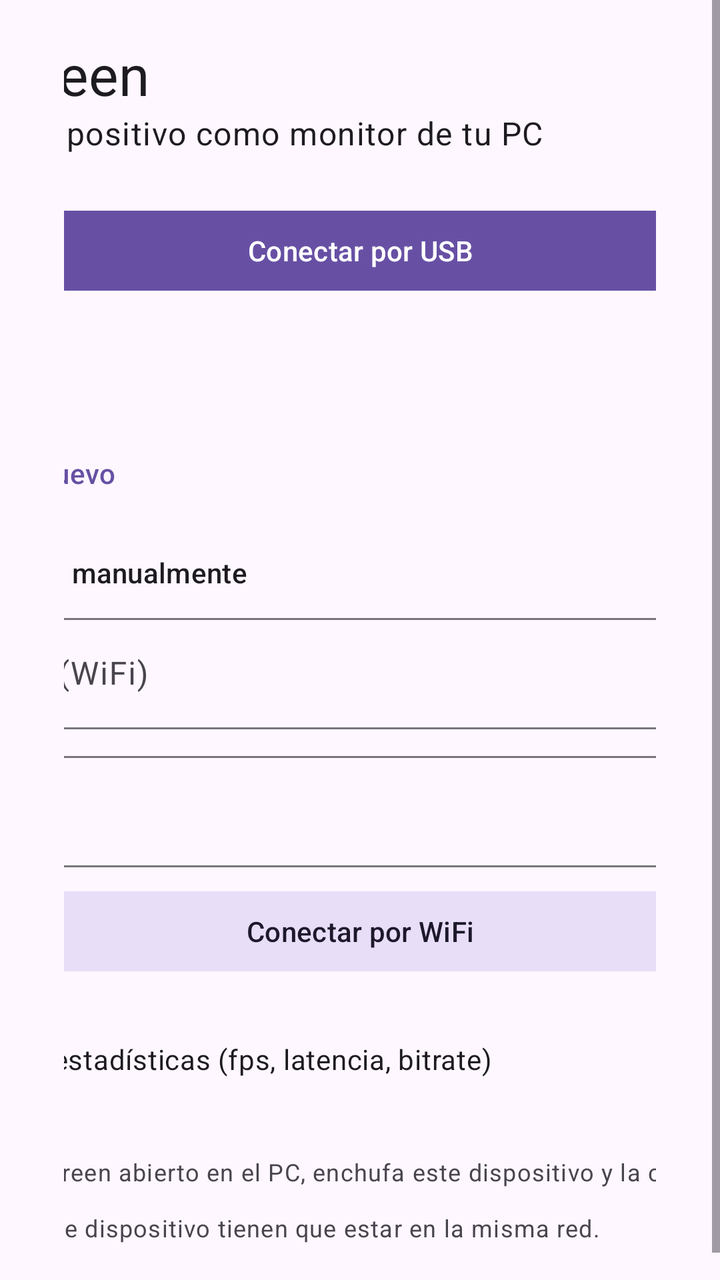
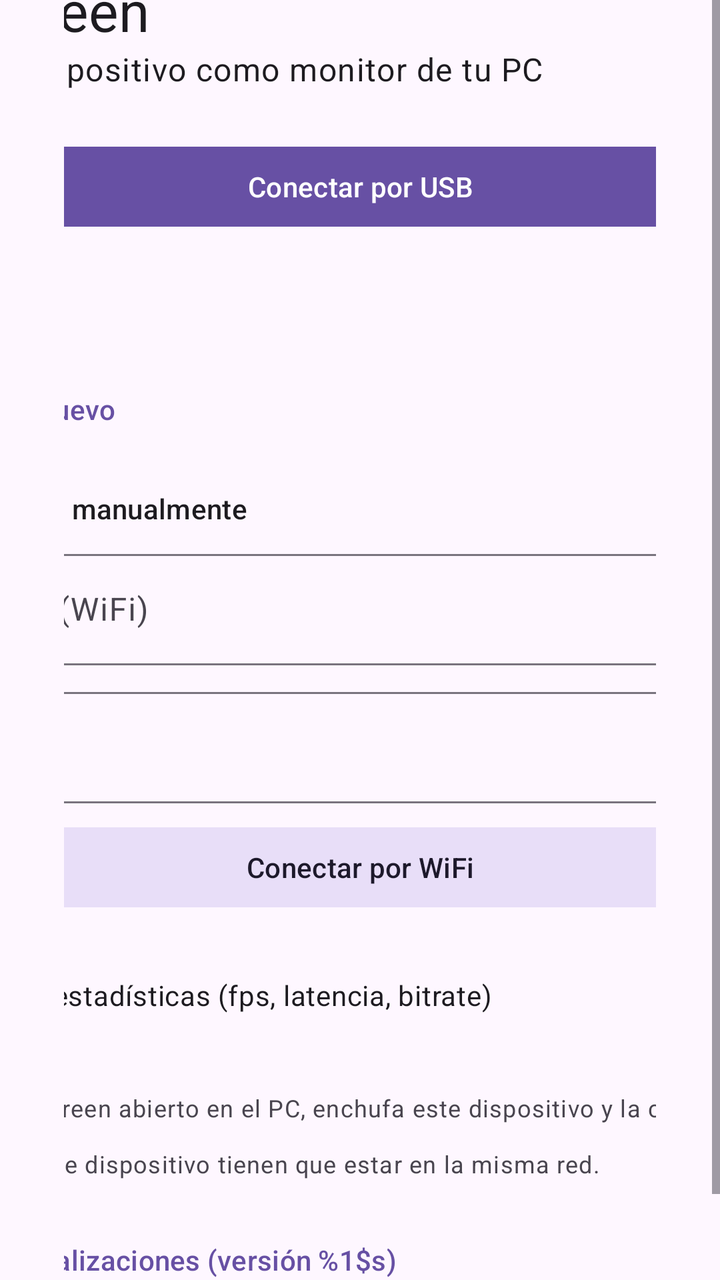

The first picture is an Android layout as it rendered before a commit; the second is the same layout after the commit. The layout source and the unified diff follow.
<!-- AndroidManifest.xml: application theme Theme.NexScreen -->
<!-- res/layout/activity_main.xml -->
<?xml version="1.0" encoding="utf-8"?>
<ScrollView xmlns:android="http://schemas.android.com/apk/res/android"
    android:layout_width="match_parent"
    android:layout_height="match_parent"
    android:fillViewport="true">

    <LinearLayout
        android:layout_width="match_parent"
        android:layout_height="wrap_content"
        android:layout_gravity="center"
        android:gravity="center_horizontal"
        android:orientation="vertical"
        android:padding="32dp">

        <LinearLayout
            android:layout_width="480dp"
            android:layout_height="wrap_content"
            android:orientation="vertical">

            <TextView
                android:layout_width="wrap_content"
                android:layout_height="wrap_content"
                android:text="@string/app_name"
                android:textAppearance="?attr/textAppearanceHeadlineMedium" />

            <TextView
                android:layout_width="wrap_content"
                android:layout_height="wrap_content"
                android:layout_marginBottom="24dp"
                android:text="@string/main_subtitle"
                android:textAppearance="?attr/textAppearanceBodyLarge" />

            <com.google.android.material.button.MaterialButton
                android:id="@+id/connectUsb"
                android:layout_width="match_parent"
                android:layout_height="wrap_content"
                android:text="@string/connect_usb" />

            <TextView
                android:layout_width="wrap_content"
                android:layout_height="wrap_content"
                android:layout_marginTop="24dp"
                android:text="@string/discovery_title"
                android:textAppearance="?attr/textAppearanceTitleSmall" />

            <LinearLayout
                android:id="@+id/discoveredHosts"
                android:layout_width="match_parent"
                android:layout_height="wrap_content"
                android:orientation="vertical" />

            <TextView
                android:id="@+id/discoveryStatus"
                android:layout_width="match_parent"
                android:layout_height="wrap_content"
                android:layout_marginTop="4dp"
                android:textAppearance="?attr/textAppearanceBodySmall" />

            <com.google.android.material.button.MaterialButton
                android:id="@+id/rescan"
                style="@style/Widget.Material3.Button.TextButton"
                android:layout_width="wrap_content"
                android:layout_height="wrap_content"
                android:text="@string/discovery_rescan" />

            <TextView
                android:layout_width="wrap_content"
                android:layout_height="wrap_content"
                android:layout_marginTop="16dp"
                android:text="@string/manual_title"
                android:textAppearance="?attr/textAppearanceTitleSmall" />

            <com.google.android.material.textfield.TextInputLayout
                style="@style/Widget.Material3.TextInputLayout.OutlinedBox"
                android:layout_width="match_parent"
                android:layout_height="wrap_content"
                android:layout_marginTop="8dp"
                android:hint="@string/host_hint">

                <com.google.android.material.textfield.TextInputEditText
                    android:id="@+id/hostInput"
                    android:layout_width="match_parent"
                    android:layout_height="wrap_content"
                    android:imeOptions="actionGo"
                    android:inputType="textUri"
                    android:maxLines="1" />
            </com.google.android.material.textfield.TextInputLayout>

            <com.google.android.material.textfield.TextInputLayout
                style="@style/Widget.Material3.TextInputLayout.OutlinedBox"
                android:layout_width="match_parent"
                android:layout_height="wrap_content"
                android:layout_marginTop="8dp"
                android:hint="@string/port_hint">

                <com.google.android.material.textfield.TextInputEditText
                    android:id="@+id/portInput"
                    android:layout_width="match_parent"
                    android:layout_height="wrap_content"
                    android:inputType="number"
                    android:maxLines="1" />
            </com.google.android.material.textfield.TextInputLayout>

            <com.google.android.material.button.MaterialButton
                android:id="@+id/connectWifi"
                style="@style/Widget.Material3.Button.TonalButton"
                android:layout_width="match_parent"
                android:layout_height="wrap_content"
                android:layout_marginTop="8dp"
                android:text="@string/connect_wifi" />

            <com.google.android.material.checkbox.MaterialCheckBox
                android:id="@+id/showStats"
                android:layout_width="wrap_content"
                android:layout_height="wrap_content"
                android:layout_marginTop="16dp"
                android:text="@string/show_stats" />

            <TextView
                android:layout_width="match_parent"
                android:layout_height="wrap_content"
                android:layout_marginTop="24dp"
                android:text="@string/main_help"
                android:textAppearance="?attr/textAppearanceBodySmall" />
        </LinearLayout>
    </LinearLayout>
</ScrollView>
<!-- resources referenced by this layout -->
<resources>
  <string name="app_name">NexScreen</string>
  <string name="connect_usb">Conectar por USB</string>
  <string name="connect_wifi">Conectar por WiFi</string>
  <string name="discovery_rescan">Buscar de nuevo</string>
  <string name="discovery_title">PCs en la red</string>
  <string name="host_hint">IP del PC (WiFi)</string>
  <string name="main_help">USB: con NexScreen abierto en el PC, enchufa este dispositivo y la conexión arranca sola.\nWiFi: el PC y este dispositivo tienen que estar en la misma red.</string>
  <string name="main_subtitle">Usa este dispositivo como monitor de tu PC</string>
  <string name="manual_title">O ingresa la IP manualmente</string>
  <string name="port_hint">Puerto</string>
  <string name="show_stats">Mostrar estadísticas (fps, latencia, bitrate)</string>
  <style name="Theme.NexScreen" parent="Theme.Material3.DayNight.NoActionBar" />
</resources>

<!-- the commit's change to res/layout/activity_main.xml (unified diff, before → after) -->
@@ -122,6 +122,21 @@
                 android:layout_marginTop="24dp"
                 android:text="@string/main_help"
                 android:textAppearance="?attr/textAppearanceBodySmall" />
+
+            <com.google.android.material.button.MaterialButton
+                android:id="@+id/checkUpdate"
+                style="@style/Widget.Material3.Button.TextButton"
+                android:layout_width="wrap_content"
+                android:layout_height="wrap_content"
+                android:layout_marginTop="16dp"
+                android:text="@string/update_check" />
+
+            <TextView
+                android:id="@+id/updateStatus"
+                android:layout_width="match_parent"
+                android:layout_height="wrap_content"
+                android:textAppearance="?attr/textAppearanceBodySmall"
+                android:visibility="gone" />
         </LinearLayout>
     </LinearLayout>
 </ScrollView>
<!-- resource entries referenced after the edit -->
@@ -11,6 +11,7 @@
   <string name="manual_title">O ingresa la IP manualmente</string>
   <string name="port_hint">Puerto</string>
   <string name="show_stats">Mostrar estadísticas (fps, latencia, bitrate)</string>
+  <string name="update_check">Buscar actualizaciones (versión %1$s)</string>
   <style name="Theme.NexScreen" parent="Theme.Material3.DayNight.NoActionBar" />
 </resources>
 
